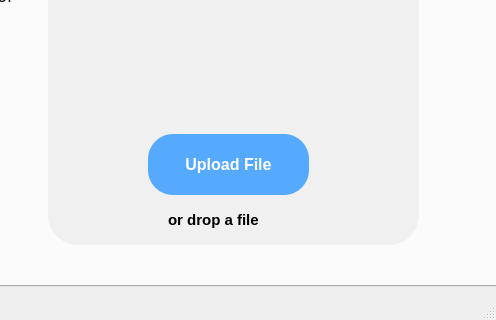
edeniyanda/CipheredVV, file ui/mainwindow.ui: the form before one commit; both pictures show x 354 to 850 and y 234 to 554 of the 850 by 554 pixel window.
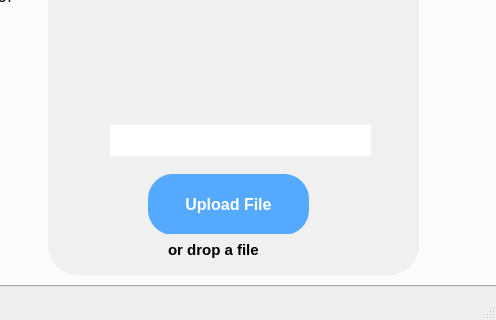
The form after the commit. Icons and pictures are not drawn.

Patch:
```diff
--- a/ui/mainwindow.ui
+++ b/ui/mainwindow.ui
@@ -134,7 +134,7 @@
         <x>400</x>
         <y>42</y>
         <width>371</width>
-        <height>411</height>
+        <height>441</height>
        </rect>
       </property>
       <property name="styleSheet">
@@ -153,7 +153,7 @@
        <property name="geometry">
         <rect>
          <x>100</x>
-         <y>300</y>
+         <y>340</y>
          <width>161</width>
          <height>61</height>
         </rect>
@@ -187,7 +187,7 @@
        <property name="geometry">
         <rect>
          <x>120</x>
-         <y>370</y>
+         <y>400</y>
          <width>131</width>
          <height>31</height>
         </rect>
@@ -223,6 +223,22 @@
         <bool>false</bool>
        </property>
       </widget>
+      <widget class="QLineEdit" name="lineEditfilename">
+       <property name="geometry">
+        <rect>
+         <x>62</x>
+         <y>291</y>
+         <width>261</width>
+         <height>31</height>
+        </rect>
+       </property>
+       <property name="styleSheet">
+        <string notr="true">background-color: white;</string>
+       </property>
+       <property name="dragEnabled">
+        <bool>false</bool>
+       </property>
+      </widget>
      </widget>
      <widget class="QPlainTextEdit" name="plainTextEdit">
       <property name="geometry">
```
Left out of the diff: 3 changed lines with no effect on the pictures.
